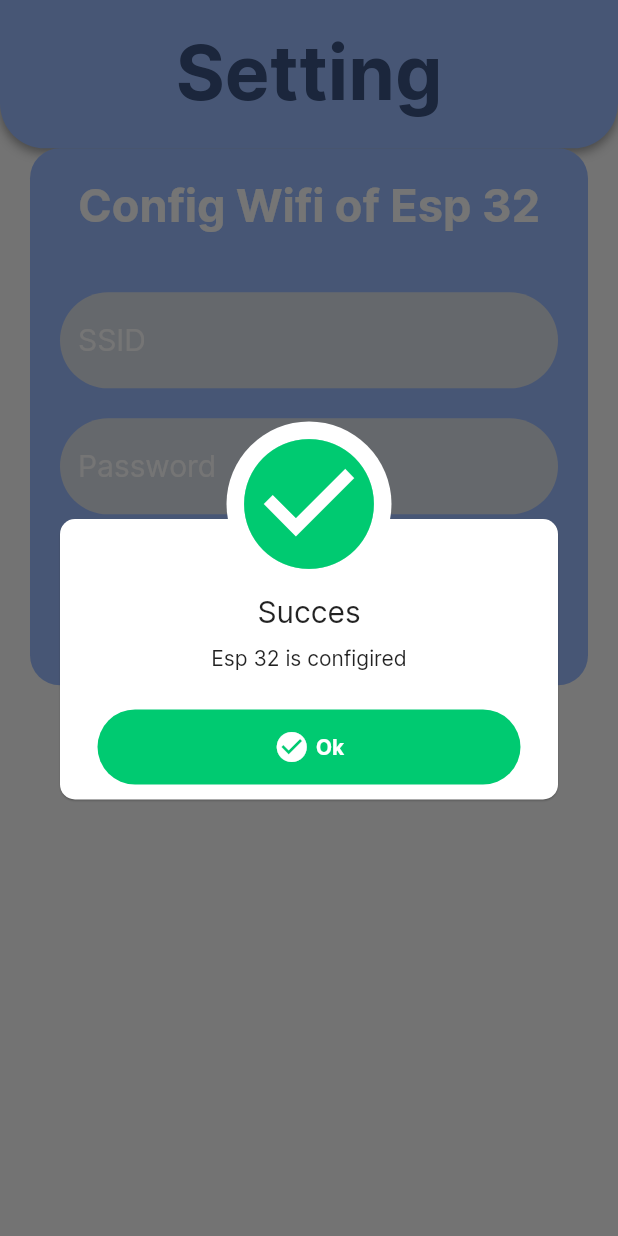
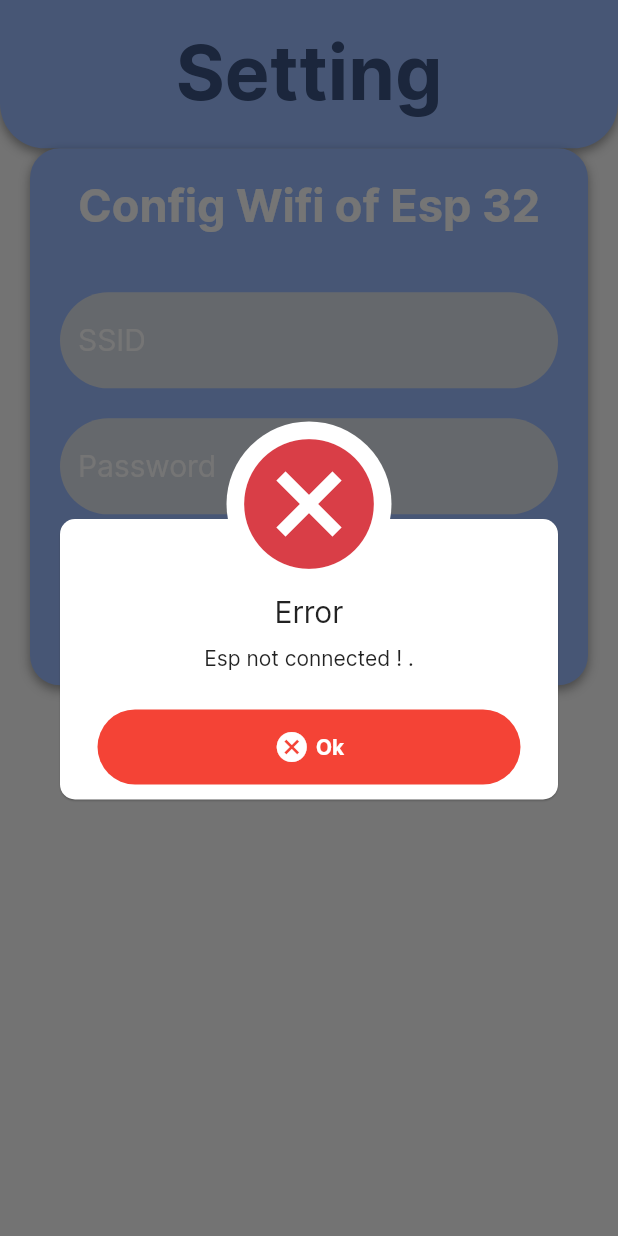
Before and after one commit to aminmouhamed/Smart_Home, a Flutter app: the Setting screen opened by its route, after a tap on "Config", on a phone screen of 412 x 824 dp. Run offline on Flutter 3.47's test engine with Material 2 defaults, Android fonts, the phone set to English and light mode, and no system bars; our stand-ins replace awesome_dialog, cloud_firestore, firebase_auth, firebase_core, firebase_database, firebase_messaging and 1 more; accounts and stored records are empty.

Commit message:
fix esp32 wifi config problem

```diff
--- a/lib/pages/Setting/setting_page.dart
+++ b/lib/pages/Setting/setting_page.dart
@@ -18,24 +18,34 @@ class _SettingState extends State<Setting> {
   late String password;
   late String o;
   Socket? socket;
-  isp32_config() async {
+  Future<bool> esp32_config() async {
+    try {
       // function to config wifi of isp32
-
       socket = await Socket.connect("192.168.4.1", 8080);
 
       /// connect to esp32 tcp server
-    socket!.add(utf8.encode(ssid));
 
       socket!.listen((onData) async {
-      await Future.delayed(Duration(seconds: 1));
         print(String.fromCharCodes(onData).trim());
-
-      /// recv 'o' to send password
-    });
-    await Future.delayed(Duration(seconds: 1));
+        if (String.fromCharCodes(onData).trim() == 'h') {
+          socket!.add(utf8.encode(ssid));
+        }
+        if (String.fromCharCodes(onData).trim() == 'o') {
           socket!.add(utf8.encode(password));
           await Future.delayed(Duration(seconds: 5));
           socket!.close();
+          return;
+        }
+      });
+      //await Future.delayed(Duration(seconds: 1));
+      //socket!.add(utf8.encode(password));
+
+    } catch (e) {
+      //await Future.delayed(Duration(seconds: 5));
+      //socket!.close();
+      return false;
+    }
+    return true;
   }
 
   @override
@@ -75,6 +85,17 @@ class _SettingState extends State<Setting> {
               Container(
                 //height: Height / 2,
                 decoration: BoxDecoration(
+                    boxShadow: [
+                      BoxShadow(
+                        color: Colors.black38,
+                        blurRadius: 5.0, // soften the shadow
+                        spreadRadius: 0.0, //extend the shadow
+                        offset: Offset(
+                          0.0, // Move to right 10  horizontally
+                          3.0, // Move to bottom 10 Vertically
+                        ),
+                      )
+                    ],
                     color: therdColor,
                     borderRadius: BorderRadius.all(
                       Radius.circular(20),
@@ -145,8 +166,7 @@ class _SettingState extends State<Setting> {
                   button(
                       TEXT: "Config",
                       function: () async {
-                        try {
-                          isp32_config();
+                        if (await esp32_config()) {
                           AwesomeDialog(
                             context: context,
                             animType: AnimType.LEFTSLIDE,
@@ -163,7 +183,7 @@ class _SettingState extends State<Setting> {
                               debugPrint('Dialog Dissmiss from callback $type');
                             },
                           ).show();
-                        } catch (s) {
+                        } else {
                           AwesomeDialog(
                             context: context,
                             dialogType: DialogType.ERROR,
```
Lines whose indentation alone changed are shown as unchanged.
